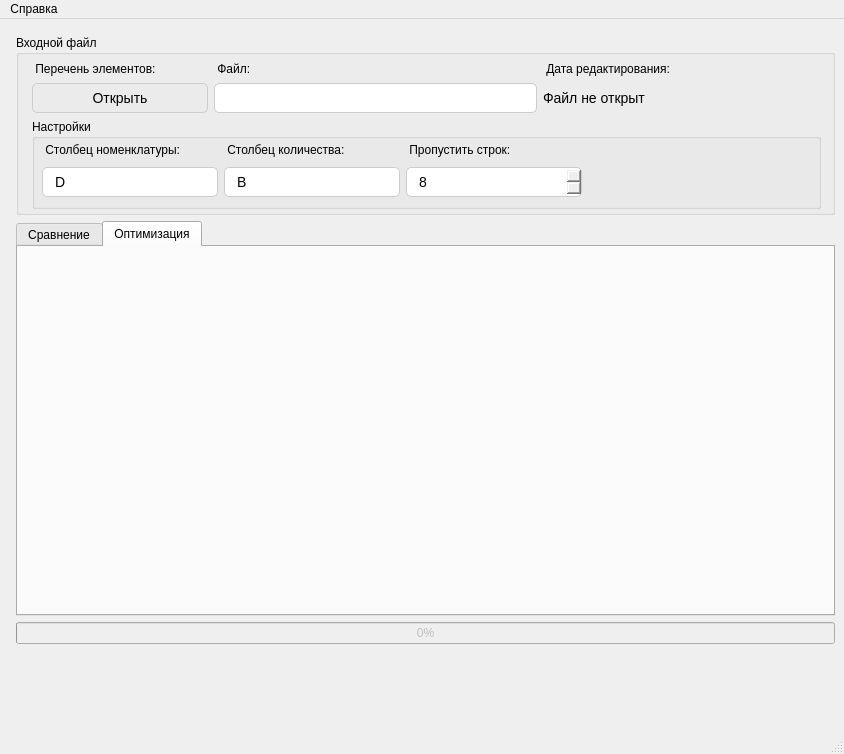
nekriS/BOMTools, file form.ui: the form before one commit.
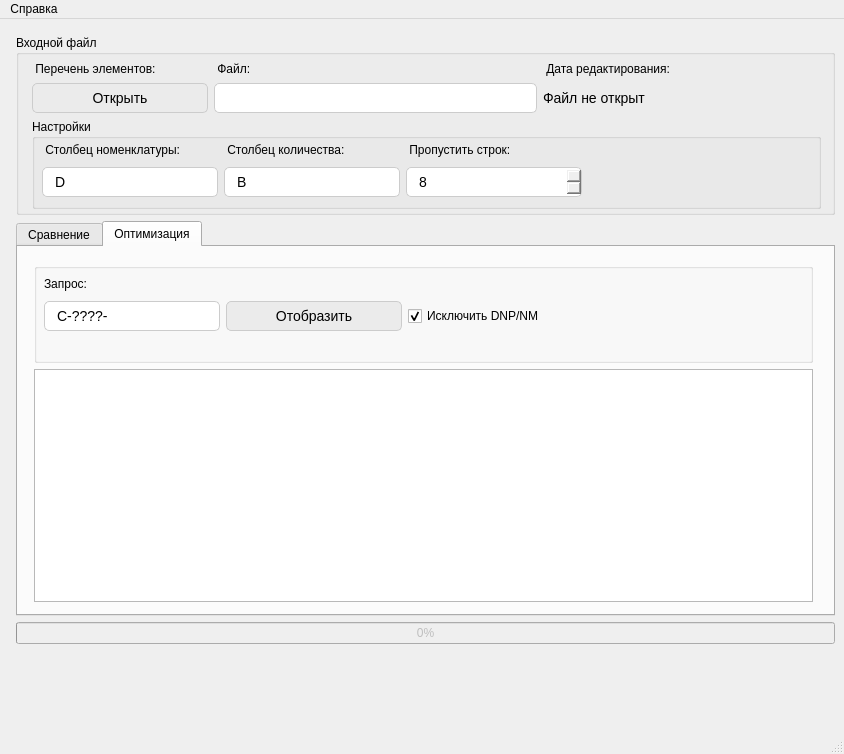
The form after the commit. The open tabs and pages were chosen to show the change. Icons and pictures are not drawn.

Commit message: feat: optimize by request BOM

Diff of the .ui file:
```diff
--- a/form.ui
+++ b/form.ui
@@ -891,6 +891,198 @@
         <attribute name="title">
          <string>Оптимизация</string>
         </attribute>
+        <widget class="QWidget" name="gridLayoutWidget_6">
+         <property name="geometry">
+          <rect>
+           <x>10</x>
+           <y>10</y>
+           <width>791</width>
+           <height>351</height>
+          </rect>
+         </property>
+         <layout class="QGridLayout" name="gridLayout_2">
+          <property name="leftMargin">
+           <number>6</number>
+          </property>
+          <property name="topMargin">
+           <number>6</number>
+          </property>
+          <property name="rightMargin">
+           <number>6</number>
+          </property>
+          <property name="bottomMargin">
+           <number>6</number>
+          </property>
+          <item row="0" column="0">
+           <widget class="QGroupBox" name="groupBox_4">
+            <property name="minimumSize">
+             <size>
+              <width>0</width>
+              <height>100</height>
+             </size>
+            </property>
+            <property name="title">
+             <string/>
+            </property>
+            <widget class="QWidget" name="gridLayoutWidget_7">
+             <property name="geometry">
+              <rect>
+               <x>10</x>
+               <y>10</y>
+               <width>771</width>
+               <height>61</height>
+              </rect>
+             </property>
+             <layout class="QGridLayout" name="gridLayout_8">
+              <item row="1" column="1">
+               <widget class="QPushButton" name="optimizeButton">
+                <property name="minimumSize">
+                 <size>
+                  <width>176</width>
+                  <height>30</height>
+                 </size>
+                </property>
+                <property name="maximumSize">
+                 <size>
+                  <width>176</width>
+                  <height>30</height>
+                 </size>
+                </property>
+                <property name="font">
+                 <font>
+                  <pointsize>-1</pointsize>
+                 </font>
+                </property>
+                <property name="styleSheet">
+                 <string notr="true">QPushButton {
+	background-color: #EBEBEB;
+	border: 1px solid #CCCCCC;
+	padding: -2px 10px;
+	font-size: 14px;
+	border-radius: 5px;
+	margin: 0px;
+}
+
+QPushButton:hover {
+	background-color: #f5f5f5;
+border: 1px solid #f5f5f5;
+	color: black;
+}
+
+QPushButton:pressed {
+	background-color: #3399FF;
+	border: 1px solid #3399FF;
+	color: white;
+}</string>
+                </property>
+                <property name="text">
+                 <string>Отобразить</string>
+                </property>
+               </widget>
+              </item>
+              <item row="1" column="0">
+               <widget class="QLineEdit" name="requestLine">
+                <property name="sizePolicy">
+                 <sizepolicy hsizetype="Minimum" vsizetype="Fixed">
+                  <horstretch>0</horstretch>
+                  <verstretch>0</verstretch>
+                 </sizepolicy>
+                </property>
+                <property name="minimumSize">
+                 <size>
+                  <width>176</width>
+                  <height>30</height>
+                 </size>
+                </property>
+                <property name="maximumSize">
+                 <size>
+                  <width>176</width>
+                  <height>30</height>
+                 </size>
+                </property>
+                <property name="styleSheet">
+                 <string notr="true">
+	border: 1px solid #CCCCCC;
+	padding: -2px 10px;
+	font-size: 14px;
+	border-radius: 5px;
+</string>
+                </property>
+                <property name="text">
+                 <string>C-????-</string>
+                </property>
+               </widget>
+              </item>
+              <item row="0" column="0">
+               <widget class="QLabel" name="label_18">
+                <property name="minimumSize">
+                 <size>
+                  <width>176</width>
+                  <height>16</height>
+                 </size>
+                </property>
+                <property name="maximumSize">
+                 <size>
+                  <width>176</width>
+                  <height>16</height>
+                 </size>
+                </property>
+                <property name="text">
+                 <string>Запрос:</string>
+                </property>
+               </widget>
+              </item>
+              <item row="0" column="3">
+               <spacer name="horizontalSpacer_3">
+                <property name="orientation">
+                 <enum>Qt::Orientation::Horizontal</enum>
+                </property>
+                <property name="sizeHint" stdset="0">
+                 <size>
+                  <width>40</width>
+                  <height>20</height>
+                 </size>
+                </property>
+               </spacer>
+              </item>
+              <item row="1" column="2">
+               <widget class="QCheckBox" name="exceptDNP">
+                <property name="text">
+                 <string>Исключить DNP/NM</string>
+                </property>
+                <property name="checked">
+                 <bool>true</bool>
+                </property>
+                <property name="tristate">
+                 <bool>false</bool>
+                </property>
+               </widget>
+              </item>
+             </layout>
+            </widget>
+           </widget>
+          </item>
+          <item row="1" column="0">
+           <widget class="QTableView" name="tableView">
+            <property name="dragEnabled">
+             <bool>false</bool>
+            </property>
+            <property name="selectionBehavior">
+             <enum>QAbstractItemView::SelectionBehavior::SelectRows</enum>
+            </property>
+            <property name="sortingEnabled">
+             <bool>true</bool>
+            </property>
+            <attribute name="horizontalHeaderCascadingSectionResizes">
+             <bool>false</bool>
+            </attribute>
+            <attribute name="horizontalHeaderStretchLastSection">
+             <bool>false</bool>
+            </attribute>
+           </widget>
+          </item>
+         </layout>
+        </widget>
        </widget>
       </widget>
      </item>
```
Left out of the diff: 11 changed lines with no effect on the pictures. The commit also changes 6 other files.
